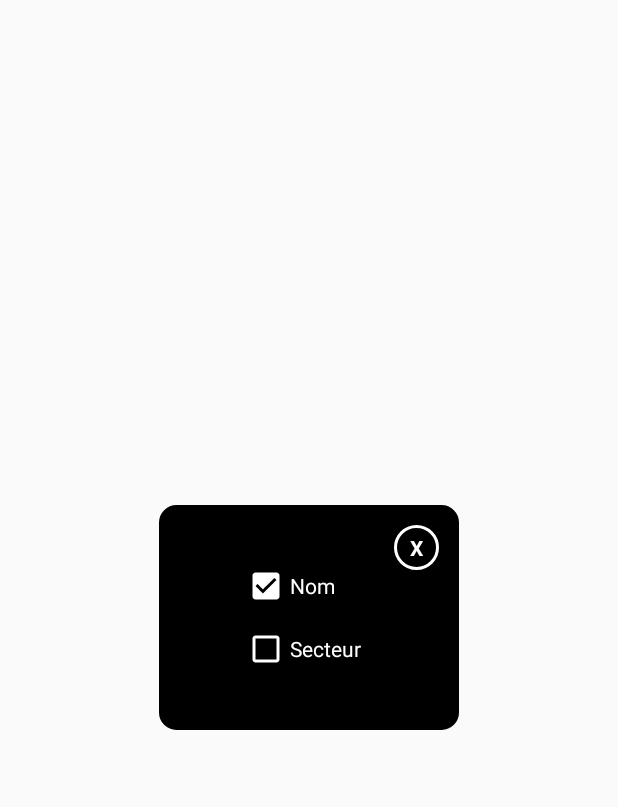
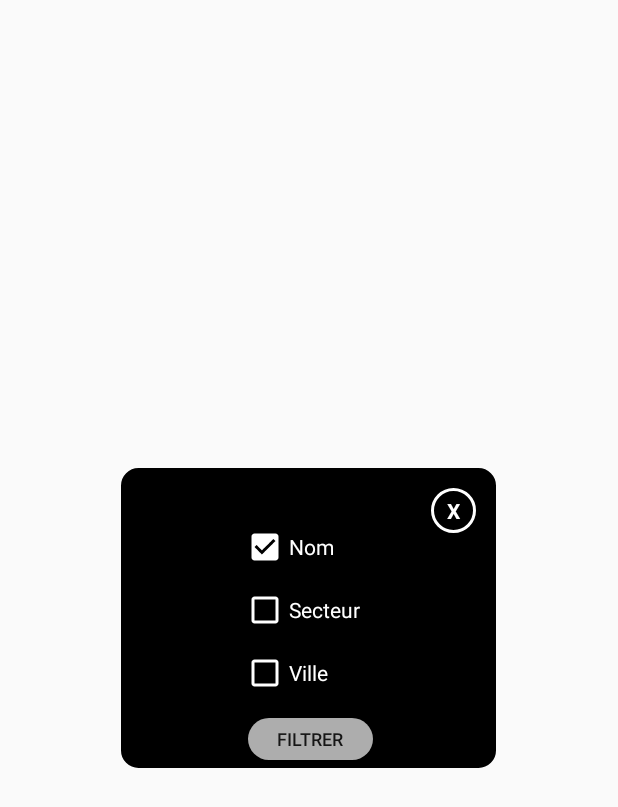
Before and after one commit to HunteRoi/bepway.front.mobile, an Android app: the layout filter_popup.xml on its own in the app's theme, with its tools: preview values and no code run, on a phone screen of 412 x 824 dp. Shown: the top 807 px of the screen. Run offline under Robolectric (Android 15) with nearby library versions, the phone set to English and light mode, and no system bars; network calls fail.

Commit message:
Work on map + correct companies filter

```diff
--- a/App/BepWay/app/src/main/java/com/henallux/bepway/features/fragment/LogFragment.java
+++ b/App/BepWay/app/src/main/java/com/henallux/bepway/features/fragment/LogFragment.java
@@ -1,6 +1,9 @@
 package com.henallux.bepway.features.fragment;
 
+import android.app.Activity;
+import android.content.Context;
 import android.content.Intent;
+import android.content.SharedPreferences;
 import android.os.Bundle;
 import android.support.annotation.NonNull;
 import android.support.annotation.Nullable;
@@ -34,6 +37,8 @@ public class LogFragment extends Fragment {
             @Override
             public void onClick(View v) {
                 // Mettre en place la connection
+                // si les logs sont bons ->
+                //SharedPreferences sharedPreferences = getActivity().getSharedPreferences()
                 Intent intent = new Intent(getActivity(), MainActivity.class);
                 getActivity().startActivity(intent);
                 getActivity().finish();
--- /dev/null
+++ b/App/BepWay/app/src/main/res/drawable/rounded_button.xml
@@ -0,0 +1,13 @@
+<?xml version="1.0" encoding="utf-8"?>
+<ripple xmlns:android="http://schemas.android.com/apk/res/android"
+    android:color="@color/lightBlack">
+
+    <item>
+        <shape
+            android:shape="rectangle">
+            <solid android:color="@color/colorBackgroundCompany"/>
+            <corners android:radius="150dp"/>
+        </shape>
+    </item>
+
+</ripple>
--- a/App/BepWay/app/src/main/res/layout/filter_popup.xml
+++ b/App/BepWay/app/src/main/res/layout/filter_popup.xml
@@ -2,8 +2,8 @@
 <android.support.constraint.ConstraintLayout xmlns:android="http://schemas.android.com/apk/res/android"
     xmlns:app="http://schemas.android.com/apk/res-auto"
     xmlns:tools="http://schemas.android.com/tools"
-    android:layout_width="200dp"
-    android:layout_height="150dp"
+    android:layout_width="250dp"
+    android:layout_height="200dp"
     android:layout_gravity="center"
     android:background="@drawable/background_popup"
     android:orientation="vertical"
@@ -33,7 +33,8 @@
         app:layout_constraintBottom_toBottomOf="parent"
         app:layout_constraintEnd_toEndOf="parent"
         app:layout_constraintStart_toStartOf="parent"
-        app:layout_constraintTop_toTopOf="parent">
+        app:layout_constraintTop_toTopOf="parent"
+        app:layout_constraintVertical_bias="0.37">
 
         <CheckBox
             android:id="@+id/checkName"
@@ -57,15 +58,44 @@
             android:layout_marginStart="8dp"
             android:layout_marginTop="10dp"
             android:layout_marginEnd="8dp"
+            android:buttonTint="@color/white"
+            android:text="@string/filter_sector_option"
+            android:textColor="@color/white"
+            app:layout_constraintEnd_toEndOf="parent"
+            app:layout_constraintStart_toStartOf="parent"
+            app:layout_constraintTop_toBottomOf="@+id/checkName" />
+
+
+        <CheckBox
+            android:id="@+id/checkCity"
+            android:layout_width="90dp"
+            android:layout_height="wrap_content"
+            android:layout_marginStart="8dp"
+            android:layout_marginTop="10dp"
+            android:layout_marginEnd="8dp"
             android:layout_marginBottom="8dp"
             android:buttonTint="@color/white"
-            android:text="@string/filter_sector_option"
+            android:text="@string/filter_city_option"
             android:textColor="@color/white"
             app:layout_constraintBottom_toBottomOf="parent"
             app:layout_constraintEnd_toEndOf="parent"
             app:layout_constraintStart_toStartOf="parent"
-            app:layout_constraintTop_toBottomOf="@+id/checkName" />
+            app:layout_constraintTop_toBottomOf="@id/checkSector" />
 
     </android.support.constraint.ConstraintLayout>
 
+    <Button
+        android:id="@+id/filterButton"
+        android:layout_width="83dp"
+        android:layout_height="28dp"
+        android:layout_marginStart="8dp"
+        android:layout_marginEnd="8dp"
+        android:background="@drawable/rounded_button"
+        android:text="@string/filter_validation_button"
+        android:textSize="12sp"
+        app:layout_constraintBottom_toBottomOf="parent"
+        app:layout_constraintEnd_toEndOf="parent"
+        app:layout_constraintHorizontal_bias="0.51"
+        app:layout_constraintStart_toStartOf="parent" />
+
 </android.support.constraint.ConstraintLayout>
--- a/App/BepWay/app/src/main/res/menu/drawer_view.xml
+++ b/App/BepWay/app/src/main/res/menu/drawer_view.xml
@@ -15,7 +15,7 @@
             android:icon="@drawable/ic_search"/>
         <item
             android:id="@+id/nav_settings"
-            android:title="@string/settingsItem"
-            android:icon="@drawable/ic_settings"/>
+            android:title="@string/logOutItem"
+            android:icon="@drawable/logout_ic"/>
     </group>
 </menu>
--- a/App/BepWay/app/src/main/res/values/strings.xml
+++ b/App/BepWay/app/src/main/res/values/strings.xml
@@ -10,6 +10,7 @@
     <string name="my_header_title">Menu</string>
     <string name="title_activity_maps">Map</string>
     <string name="settingsItem">Paramètres</string>
+    <string name="logOutItem">Se déconnecter</string>
     <string name="researchItem">Recherche</string>
     <string name="action_settings">Settings</string>
     <string name="section_format">Hello World from section: %1$d</string>
@@ -38,4 +39,7 @@
     <string name="listing_companies_option">Les entreprises</string>
     <string name="filter_name_option">Nom</string>
     <string name="filter_sector_option">Secteur</string>
+    <string name="filter_city_option">Ville</string>
+    <string name="filter_validation_button">Filtrer</string>
+    <string name="is_logged_sharedpref_key">isLogged</string>
 </resources>
```
Also changed, not shown: App/BepWay/app/src/main/java/com/henallux/bepway/dataAccess/ZoningDAO.java (+5 -2 lines), App/BepWay/app/src/main/java/com/henallux/bepway/features/activities/CompaniesActivity.java (+49 -12 lines), App/BepWay/app/src/main/java/com/henallux/bepway/features/activities/LoginActivity.java (+9 -0 lines), App/BepWay/app/src/main/java/com/henallux/bepway/features/activities/MapActivity.java (+11 -5 lines), App/BepWay/app/src/main/java/com/henallux/bepway/features/map/SurfaceMap.java (+33 -33 lines), App/BepWay/app/src/main/java/com/henallux/bepway/model/Company.java (+8 -9 lines), App/BepWay/app/src/main/java/com/henallux/bepway/model/Coordinate.java (+7 -7 lines), App/BepWay/app/src/main/java/com/henallux/bepway/model/Zoning.java (+6 -1 lines), App/BepWay/app/src/main/res/drawable/logout_ic.xml (added, +11 -0 lines).
